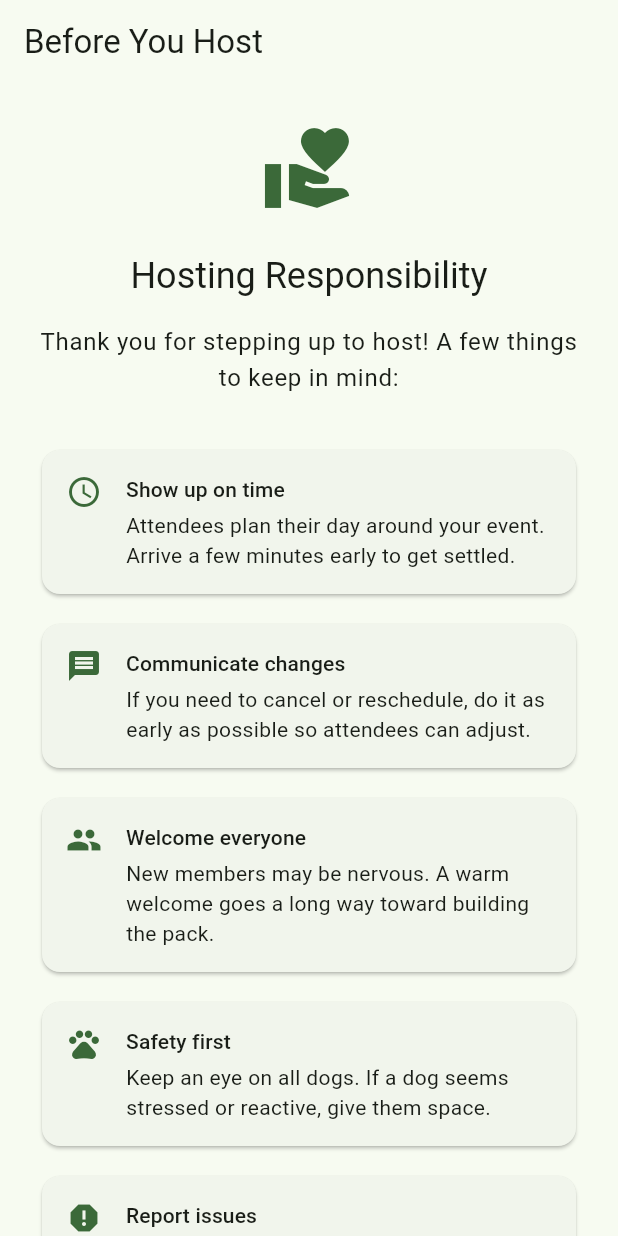
After one commit to andreparames/dogsafield, a Flutter app: the HostResponsibilityScreen screen opened by its route, on a phone screen of 412 x 824 dp. The commit adds this screen. Run offline on Flutter 3.47's test engine with Material 3 defaults, Android fonts, the phone set to English and light mode, and no system bars; our stand-ins replace flutter_riverpod, geolocator, go_router, google_maps_flutter, image_picker, supabase_flutter; accounts and stored records are empty.

Commit message:
Event hosting flow (#20)
* feature: add account suspend and delete functionality

* fix: address 5 CodeRabbit issues on PR #19

- deleteAccount: sign out locally after RPC call
- Delete dialog: barrierDismissible: false, dispose controller on PopScope
- Suspended redirect: increment authRefreshNotifier to trigger router redirect
- Migration: filter suspended profiles from public SELECT, add GRANT EXECUTE for RPC
- Error messages: use user-facing strings instead of raw exception text

* docs: update hosting section in TODO.md for hosting flow build

* feature: complete event hosting flow

- Add is_cancelled column migration
- Extend HostingRepository with updateEvent, cancelEvent, fetchAttendees, removeAttendee
- Add HostingActionNotifier (sealed class: Idle/Loading/Success/Error)
- Refactor CreateEventScreen to support edit mode with pre-populated fields
- Build MyEventsScreen with active/cancelled event list and edit/cancel/attendees actions
- Build ManageAttendeesScreen with attendee list and remove capability
- Build HostResponsibilityScreen for first-time host education
- Wire My Events button into account screen
- 13 new tests (8 provider + 5 widget), 126 total passing

* fix: address 9 CodeRabbit findings

- cancelEvent: validate row was updated via .select()
- create screen: check HostingActionSuccess explicitly, preserve amenityTags on edit, use local time
- attendees query: join dogs through profiles with owner_id FK
- button overflow: use Wrap instead of Row in MyEventsScreen
- routes: guard against null extra payload
- test: read activeEventsProvider directly in test
- TODO.md: mark hosting items as done

```diff
--- a/lib/features/account/presentation/account_screen.dart
+++ b/lib/features/account/presentation/account_screen.dart
@@ -79,6 +79,15 @@ class _AccountContent extends StatelessWidget {
             const SizedBox(height: 24),
             _SafetySection(profile: profile),
           ],
+          const SizedBox(height: 24),
+          SizedBox(
+            width: double.infinity,
+            child: OutlinedButton.icon(
+              onPressed: () => context.push('/hosting/my-events'),
+              icon: const Icon(Icons.event),
+              label: const Text('My Events'),
+            ),
+          ),
           const SizedBox(height: 32),
           _AccountActions(),
           const SizedBox(height: 24),
--- a/lib/features/hosting/data/hosting_repository.dart
+++ b/lib/features/hosting/data/hosting_repository.dart
@@ -27,6 +27,44 @@ class HostingRepository {
     return _rowToEvent(response);
   }
 
+  Future<DogEvent> updateEvent(DogEvent event) async {
+    final user = _client.auth.currentUser;
+    if (user == null) throw Exception('Not authenticated');
+
+    final response = await _client.from('events')
+        .update({
+          'type': event.type.name,
+          'title': event.title,
+          'description': event.description,
+          'location_name': event.locationName,
+          'latitude': event.latitude,
+          'longitude': event.longitude,
+          'date_time': event.dateTime.toUtc().toIso8601String(),
+          'max_attendees': event.maxAttendees,
+          'what_to_bring': event.whatToBring,
+          'amenity_tags': event.amenityTags,
+        })
+        .eq('id', event.id)
+        .eq('host_id', user.id)
+        .select()
+        .single();
+
+    return _rowToEvent(response);
+  }
+
+  Future<void> cancelEvent(String eventId) async {
+    final user = _client.auth.currentUser;
+    if (user == null) throw Exception('Not authenticated');
+
+    final result = await _client.from('events')
+        .update({'is_cancelled': true})
+        .eq('id', eventId)
+        .eq('host_id', user.id)
+        .select();
+
+    if (result.isEmpty) throw Exception('Event not found or not authorized');
+  }
+
   Future<List<DogEvent>> fetchMyEvents() async {
     final user = _client.auth.currentUser;
     if (user == null) throw Exception('Not authenticated');
@@ -37,6 +75,35 @@ class HostingRepository {
         .order('date_time', ascending: true);
 
     return response.map((row) => _rowToEvent(row)).toList();
+  }
+
+  Future<List<Map<String, dynamic>>> fetchAttendees(String eventId) async {
+    final user = _client.auth.currentUser;
+    if (user == null) throw Exception('Not authenticated');
+
+    final response = await _client.from('attendance')
+        .select('''
+          user_id,
+          profiles!inner (
+            id,
+            display_name,
+            photo_url,
+            dogs!owner_id (name, breed)
+          )
+        ''')
+        .eq('event_id', eventId);
+
+    return response;
+  }
+
+  Future<void> removeAttendee(String eventId, String userId) async {
+    final user = _client.auth.currentUser;
+    if (user == null) throw Exception('Not authenticated');
+
+    await _client.from('attendance')
+        .delete()
+        .eq('event_id', eventId)
+        .eq('user_id', userId);
   }
 
   DogEvent _rowToEvent(Map<String, dynamic> row) {
@@ -53,6 +120,7 @@ class HostingRepository {
       maxAttendees: row['max_attendees'] as int,
       whatToBring: (row['what_to_bring'] as List<dynamic>?)?.cast<String>() ?? [],
       amenityTags: (row['amenity_tags'] as List<dynamic>?)?.cast<String>() ?? [],
+      isCancelled: row['is_cancelled'] as bool? ?? false,
     );
   }
 }
--- /dev/null
+++ b/lib/features/hosting/presentation/host_responsibility_screen.dart
@@ -0,0 +1,104 @@
+import 'package:flutter/material.dart';
+import 'package:flutter_riverpod/flutter_riverpod.dart';
+import 'package:go_router/go_router.dart';
+
+class HostResponsibilityScreen extends ConsumerWidget {
+  const HostResponsibilityScreen({super.key});
+
+  @override
+  Widget build(BuildContext context, WidgetRef ref) {
+    final theme = Theme.of(context);
+
+    return Scaffold(
+      appBar: AppBar(title: const Text('Before You Host')),
+      body: ListView(
+        padding: const EdgeInsets.all(24),
+        children: [
+          Icon(Icons.volunteer_activism, size: 64, color: theme.colorScheme.primary),
+          const SizedBox(height: 24),
+          Text('Hosting Responsibility', style: theme.textTheme.headlineSmall, textAlign: TextAlign.center),
+          const SizedBox(height: 16),
+          Text(
+            'Thank you for stepping up to host! A few things to keep in mind:',
+            style: theme.textTheme.bodyLarge,
+            textAlign: TextAlign.center,
+          ),
+          const SizedBox(height: 32),
+          _TipCard(
+            icon: Icons.access_time,
+            title: 'Show up on time',
+            description: 'Attendees plan their day around your event. Arrive a few minutes early to get settled.',
+          ),
+          const SizedBox(height: 12),
+          _TipCard(
+            icon: Icons.message,
+            title: 'Communicate changes',
+            description: 'If you need to cancel or reschedule, do it as early as possible so attendees can adjust.',
+          ),
+          const SizedBox(height: 12),
+          _TipCard(
+            icon: Icons.group,
+            title: 'Welcome everyone',
+            description: 'New members may be nervous. A warm welcome goes a long way toward building the pack.',
+          ),
+          const SizedBox(height: 12),
+          _TipCard(
+            icon: Icons.pets,
+            title: 'Safety first',
+            description: 'Keep an eye on all dogs. If a dog seems stressed or reactive, give them space.',
+          ),
+          const SizedBox(height: 12),
+          _TipCard(
+            icon: Icons.report,
+            title: 'Report issues',
+            description: 'Use the feedback button on the map to report any problems or concerns to the team.',
+          ),
+          const SizedBox(height: 40),
+          SizedBox(
+            width: double.infinity,
+            child: FilledButton.icon(
+              onPressed: () => context.pop(),
+              icon: const Icon(Icons.check),
+              label: const Text('I Understand'),
+            ),
+          ),
+        ],
+      ),
+    );
+  }
+}
+
+class _TipCard extends StatelessWidget {
+  final IconData icon;
+  final String title;
+  final String description;
+
+  const _TipCard({required this.icon, required this.title, required this.description});
+
+  @override
+  Widget build(BuildContext context) {
+    final theme = Theme.of(context);
+    return Card(
+      child: Padding(
+        padding: const EdgeInsets.all(16),
+        child: Row(
+          crossAxisAlignment: CrossAxisAlignment.start,
+          children: [
+            Icon(icon, color: theme.colorScheme.primary, size: 24),
+            const SizedBox(width: 16),
+            Expanded(
+              child: Column(
+                crossAxisAlignment: CrossAxisAlignment.start,
+                children: [
+                  Text(title, style: theme.textTheme.titleSmall),
+                  const SizedBox(height: 4),
+                  Text(description, style: theme.textTheme.bodyMedium),
+                ],
+              ),
+            ),
+          ],
+        ),
+      ),
+    );
+  }
+}
--- a/lib/features/hosting/routes.dart
+++ b/lib/features/hosting/routes.dart
@@ -1,12 +1,25 @@
 import 'package:go_router/go_router.dart';
+import 'package:dogsafield/shared/models/event.dart';
 import 'presentation/create_event_screen.dart';
 import 'presentation/location_picker_screen.dart';
+import 'presentation/my_events_screen.dart';
+import 'presentation/manage_attendees_screen.dart';
+import 'presentation/host_responsibility_screen.dart';
 
 List<RouteBase> hostingRoutes = [
   GoRoute(
     path: '/hosting/create',
     name: 'createEvent',
     builder: (context, state) => const CreateEventScreen(),
+  ),
+  GoRoute(
+    path: '/hosting/edit',
+    name: 'editEvent',
+    builder: (context, state) {
+      final event = state.extra as DogEvent?;
+      if (event == null) return const CreateEventScreen();
+      return CreateEventScreen(existingEvent: event);
+    },
   ),
   GoRoute(
     path: '/hosting/location-picker',
@@ -20,4 +33,23 @@ List<RouteBase> hostingRoutes = [
       );
     },
   ),
+  GoRoute(
+    path: '/hosting/my-events',
+    name: 'myEvents',
+    builder: (context, state) => const MyEventsScreen(),
+  ),
+  GoRoute(
+    path: '/hosting/manage-attendees',
+    name: 'manageAttendees',
+    builder: (context, state) {
+      final event = state.extra as DogEvent?;
+      if (event == null) return const MyEventsScreen();
+      return ManageAttendeesScreen(event: event);
+    },
+  ),
+  GoRoute(
+    path: '/hosting/responsibility',
+    name: 'hostResponsibility',
+    builder: (context, state) => const HostResponsibilityScreen(),
+  ),
 ];
--- a/lib/shared/models/event.dart
+++ b/lib/shared/models/event.dart
@@ -14,6 +14,7 @@ class DogEvent {
   final List<String> whatToBring;
   final List<String> amenityTags;
   final List<String> attendeeIds;
+  final bool isCancelled;
 
   const DogEvent({
     required this.id,
@@ -29,6 +30,7 @@ class DogEvent {
     this.whatToBring = const [],
     this.amenityTags = const [],
     this.attendeeIds = const [],
+    this.isCancelled = false,
   });
 
   DogEvent copyWith({
@@ -45,6 +47,7 @@ class DogEvent {
     List<String>? whatToBring,
     List<String>? amenityTags,
     List<String>? attendeeIds,
+    bool? isCancelled,
   }) {
     return DogEvent(
       id: id ?? this.id,
@@ -60,6 +63,7 @@ class DogEvent {
       whatToBring: whatToBring ?? this.whatToBring,
       amenityTags: amenityTags ?? this.amenityTags,
       attendeeIds: attendeeIds ?? this.attendeeIds,
+      isCancelled: isCancelled ?? this.isCancelled,
     );
   }
 }
```
Also changed, not shown: lib/features/hosting/presentation/create_event_screen.dart (+55 -22 lines), lib/features/hosting/presentation/manage_attendees_screen.dart (added, +162 -0 lines), lib/features/hosting/presentation/my_events_screen.dart (added, +192 -0 lines), lib/features/hosting/state/hosting_provider.dart (+93 -0 lines), 5 other files.
